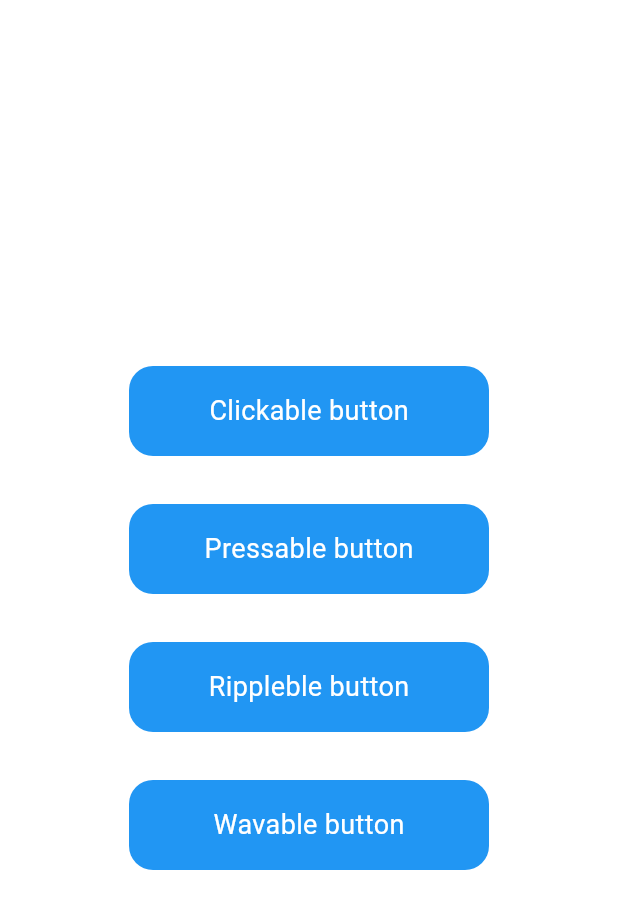
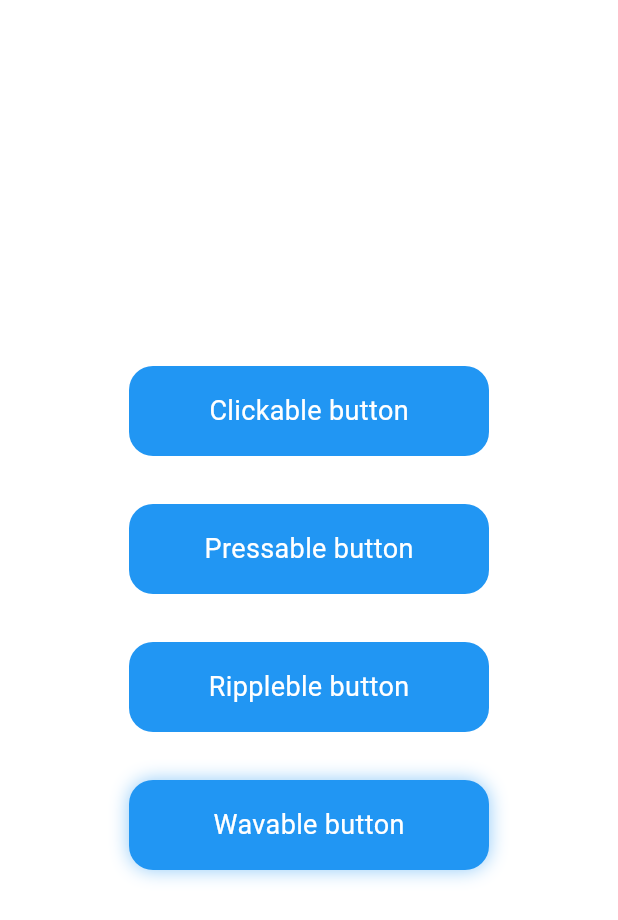
Before and after one commit to AndreySosnovyy/wrappers, a Flutter app: the screen it shows after launch, on a phone screen of 412 x 824 dp. Shown: the top 920 px of the screen. Run offline on Flutter 3.47's test engine with Material 3 defaults, Android fonts, the phone set to English and light mode, and no system bars; missing offline and left inert: flutter_touch_ripple.

Commit message:
Add raw wave animation

```diff
--- a/example/lib/main.dart
+++ b/example/lib/main.dart
@@ -49,6 +49,8 @@ class HomeView extends StatelessWidget {
           const SizedBox(height: 32),
           Wavable(
             onTap: () {},
+            waveColor: Colors.blue,
+            borderRadius: const BorderRadius.all(Radius.circular(16)),
             child: const ExampleButton(label: 'Wavable button'),
           ),
         ],
--- a/lib/src/wavable.dart
+++ b/lib/src/wavable.dart
@@ -1,19 +1,91 @@
 import 'package:flutter/material.dart';
+import 'package:wrappers/src/press_detector_builder.dart';
 
-class Wavable extends StatelessWidget {
+class Wavable extends StatefulWidget {
   const Wavable({
     required this.child,
     this.onTap,
     this.onLongPress,
+    this.waveColor,
+    this.borderRadius,
     super.key,
   });
 
   final Widget child;
   final VoidCallback? onTap;
   final VoidCallback? onLongPress;
+  final Color? waveColor;
+  final BorderRadius? borderRadius;
+
+  @override
+  State<Wavable> createState() => _WavableState();
+}
+
+class _WavableState extends State<Wavable> with TickerProviderStateMixin {
+  late final radiusController = AnimationController(
+    vsync: this,
+    // duration: const Duration(milliseconds: 140),
+    duration: const Duration(milliseconds: 3000),
+    lowerBound: 0.0,
+    upperBound: 12.0,
+  );
+  late final opacityController = AnimationController(
+    vsync: this,
+    // duration: const Duration(milliseconds: 140),
+    duration: const Duration(milliseconds: 3000),
+    lowerBound: 0.0,
+    upperBound: 0.5,
+    value: 0.5,
+  );
 
   @override
   Widget build(BuildContext context) {
-    return child;
+    return PressDetectorBuilder(
+      onTap: widget.onTap,
+      onLongPress: widget.onLongPress,
+      builder: (context, isPressed) {
+        if (isPressed) {
+          radiusController.reset();
+          opacityController.value = 0.5;
+          radiusController.animateTo(radiusController.upperBound,
+              curve: Curves.ease);
+          Future.delayed(radiusController.duration! ~/ 2).then((_) {
+            opacityController.animateTo(opacityController.lowerBound,
+                curve: Curves.ease);
+          });
+        }
+        return AnimatedBuilder(
+          animation: radiusController,
+          builder: (context, _) {
+            return AnimatedBuilder(
+              animation: opacityController,
+              builder: (context, child) {
+                return DecoratedBox(
+                  decoration: BoxDecoration(
+                    borderRadius: widget.borderRadius,
+                    boxShadow: [
+                      BoxShadow(
+                        color: (widget.waveColor ??
+                                Theme.of(context).colorScheme.onSurface)
+                            .withOpacity(opacityController.value),
+                        blurRadius: 10,
+                        spreadRadius: radiusController.value,
+                      ),
+                    ],
+                  ),
+                  child: widget.child,
+                );
+              },
+            );
+          },
+        );
+      },
+    );
+  }
+
+  @override
+  void dispose() {
+    radiusController.dispose();
+    super.dispose();
   }
 }
```
